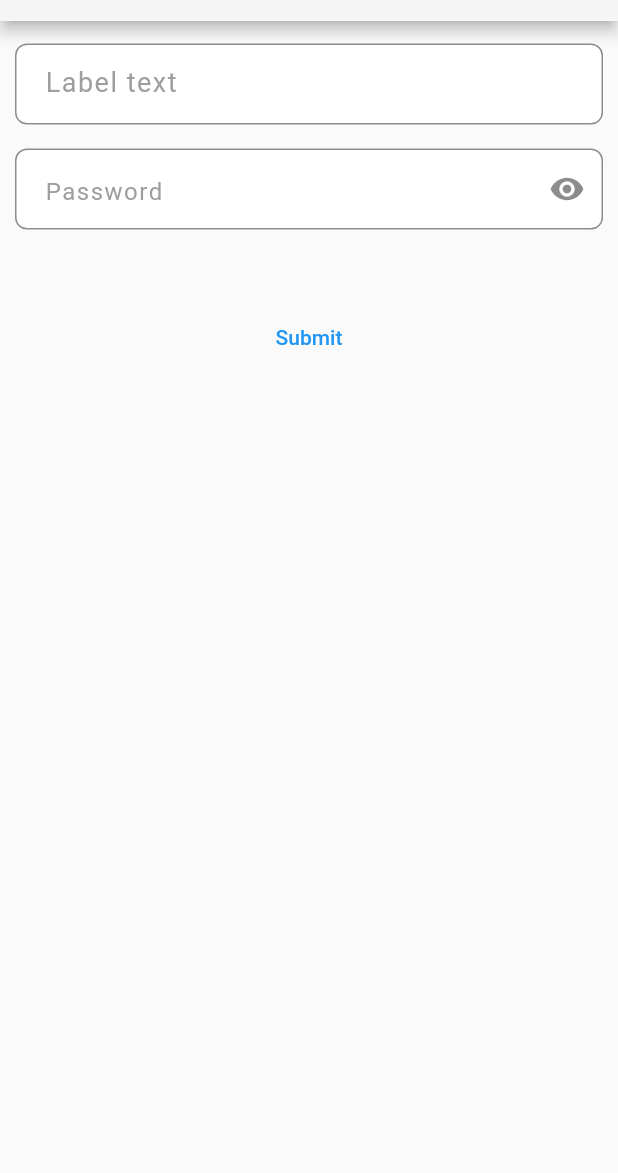
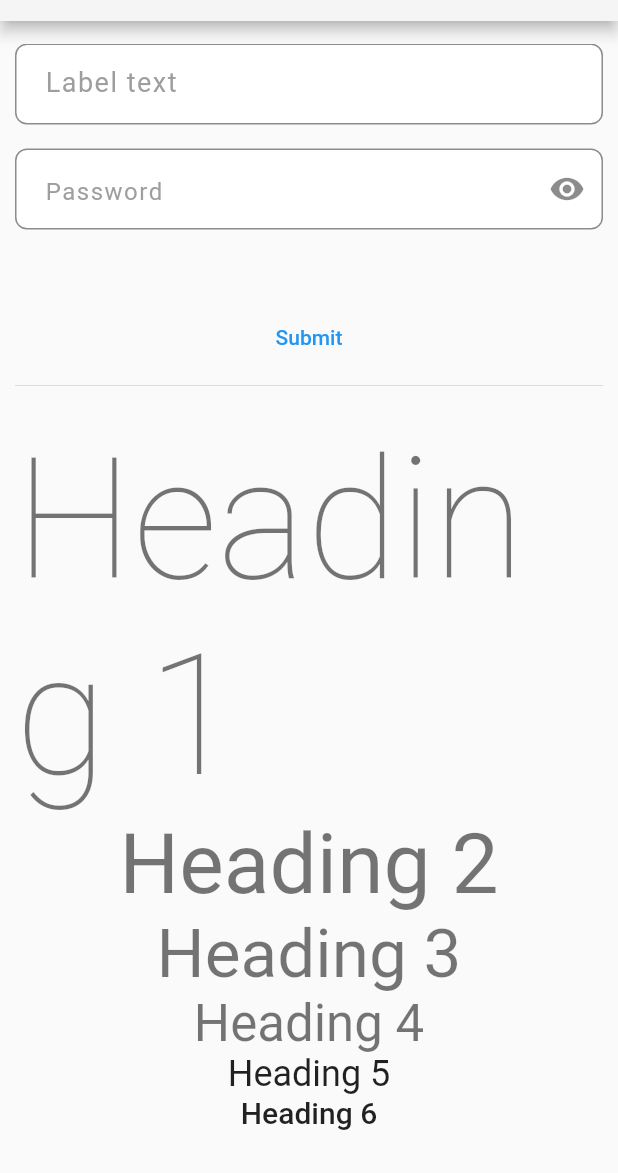
Before and after one commit to f0cuSsss/flutter_custom_widgets, a Flutter app: the screen it shows after launch, on a phone screen of 412 x 824 dp, the part 63-1236 px from its top. Run offline on Flutter 3.47's test engine with Material 2 defaults, Android fonts, the phone set to English and light mode, and no system bars.

Commit message:
Text widget

```diff
--- a/lib/example/widget_list_screen.dart
+++ b/lib/example/widget_list_screen.dart
@@ -1,5 +1,6 @@
 import 'package:flutter/material.dart';
 import 'package:flutter_custom_widgets/utils/form.dart';
+import 'package:flutter_custom_widgets/widgets/f_text.dart';
 import '/utils/spacing.dart';
 import '/utils/validations.dart';
 import '/widgets/f_input_field.dart';
@@ -54,6 +55,7 @@ class _WidgetListScreenState extends State<WidgetListScreen> {
         padding: const EdgeInsets.symmetric(horizontal: 10, vertical: 15),
         child: Form(
           key: _formKey,
+          child: SingleChildScrollView(
             child: Column(
               children: [
                 fInputField(
@@ -87,7 +89,17 @@ class _WidgetListScreenState extends State<WidgetListScreen> {
                   onPressed: _submitFormHandler,
                   child: const Text('Submit'),
                 ),
+                const Divider(),
+                hSpaceRegular,
+                fText.heading1('Heading 1', context: context),
+                fText.heading2('Heading 2', context: context),
+                fText.heading3('Heading 3', context: context),
+                fText.heading4('Heading 4', context: context),
+                fText.heading5('Heading 5', context: context),
+                fText.heading6('Heading 6', context: context),
+                hSpaceRegular,
               ],
+            ),
           ),
         ),
       ),
--- /dev/null
+++ b/lib/widgets/f_text.dart
@@ -0,0 +1,96 @@
+import 'package:flutter/material.dart';
+
+// ignore: camel_case_types
+class fText extends StatelessWidget {
+  final String text;
+  final TextStyle? style;
+
+  /* ============================================
+  ================== Heading ====================
+  ============================================ */
+  /// Extremely large text.
+  // ignore: use_key_in_widget_constructors
+  fText.heading1(this.text, {required context})
+      : style = Theme.of(context).textTheme.headline1;
+
+  /// Very, very large text.
+  /// Used for the date in the dialog shown by [showDatePicker].
+  // ignore: use_key_in_widget_constructors
+  fText.heading2(this.text, {required context})
+      : style = Theme.of(context).textTheme.headline2;
+
+  /// Very large text.
+  // ignore: use_key_in_widget_constructors
+  fText.heading3(this.text, {required context})
+      : style = Theme.of(context).textTheme.headline3;
+
+  /// Large text.
+  // ignore: use_key_in_widget_constructors
+  fText.heading4(this.text, {required context})
+      : style = Theme.of(context).textTheme.headline4;
+
+  /// Used for large text in dialogs (e.g., the month and year in the dialog shown by [showDatePicker]).
+  // ignore: use_key_in_widget_constructors
+  fText.heading5(this.text, {required context})
+      : style = Theme.of(context).textTheme.headline5;
+
+  /// Used for the primary text in app bars and dialogs (e.g., [AppBar.title] and [AlertDialog.title]).
+  // ignore: use_key_in_widget_constructors
+  fText.heading6(this.text, {required context})
+      : style = Theme.of(context).textTheme.headline6;
+
+  /* ============================================
+  ================== Subtitle ====================
+  ============================================ */
+  /// Used for the primary text in lists (e.g., [ListTile.title]).
+  // ignore: use_key_in_widget_constructors
+  fText.subtitle1(this.text, {required context})
+      : style = Theme.of(context).textTheme.subtitle1;
+
+  /// For medium emphasis text that's a little smaller than [subtitle1].
+  // ignore: use_key_in_widget_constructors
+  fText.subtitle2(this.text, {required context})
+      : style = Theme.of(context).textTheme.subtitle2;
+
+  /* ============================================
+  ================== Body text ====================
+  ============================================ */
+  /// Text with custom style
+  // ignore: prefer_const_constructors_in_immutables
+  fText.body(this.text, TextStyle _style) : style = _style;
+
+  /// Used for emphasizing text that would otherwise be [bodyText2].
+  // ignore: use_key_in_widget_constructors
+  fText.bodyText1(this.text, {required context})
+      : style = Theme.of(context).textTheme.bodyText1;
+
+  /// The default text style for [Material].
+  // ignore: use_key_in_widget_constructors
+  fText.bodyText2(this.text, {required context})
+      : style = Theme.of(context).textTheme.bodyText2;
+
+  /* ============================================
+  ================== Other ====================
+  ============================================ */
+  /// Used for auxiliary text associated with images.
+  // ignore: use_key_in_widget_constructors
+  fText.caption(this.text, {required context})
+      : style = Theme.of(context).textTheme.caption;
+
+  /// Used for text on [ElevatedButton], [TextButton] and [OutlinedButton].
+  // ignore: use_key_in_widget_constructors
+  fText.button(this.text, {required context})
+      : style = Theme.of(context).textTheme.button;
+
+  /// The smallest style.
+
+  /// Typically used for captions or to introduce a (larger) headline.
+  // ignore: use_key_in_widget_constructors
+  fText.overline(this.text, {required context})
+      : style = Theme.of(context).textTheme.overline;
+
+  @override
+  Widget build(BuildContext context) {
+    return Text(text, style: style);
+  }
+}
```
Lines whose indentation alone changed are shown as unchanged.
